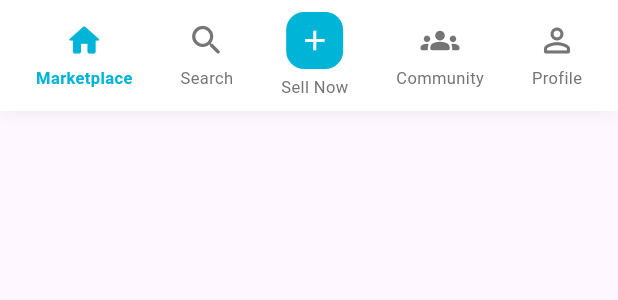
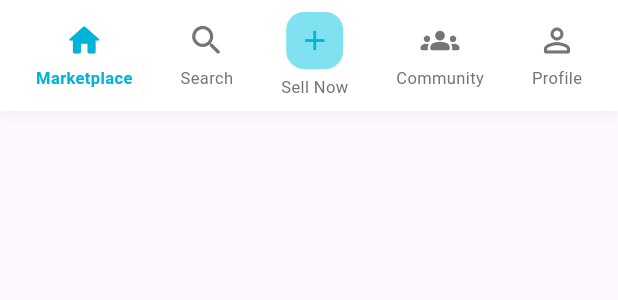
Before and after one commit to Hong-Layeang/NisitTrade-User, a Flutter app: the AppBottomNav widget shown alone on an empty page, opened directly, on a phone screen of 412 x 824 dp. Shown: the top 300 px of the screen. Run offline on Flutter 3.47's test engine with Material 3 defaults, Android fonts, the light colour scheme and no system bars; network calls fail.

Commit message:
modified the sell now button color when clicked

```diff
--- a/frontend/lib/ui/widgets/common/app_bottom_nav.dart
+++ b/frontend/lib/ui/widgets/common/app_bottom_nav.dart
@@ -99,6 +99,9 @@ class AppBottomNav extends StatelessWidget {
 
   Widget _buildCenterButton() {
     final isSelected = currentIndex == 2;
+    final activeColor = const Color(0xFF00B4D8);
+    final inactiveLabelColor = Colors.grey.shade600;
+    final inactiveBgColor = Color(0xFF80E2F1);
 
     return InkWell(
       onTap: () {
@@ -115,12 +118,12 @@ class AppBottomNav extends StatelessWidget {
             Container(
               padding: const EdgeInsets.all(8),
               decoration: BoxDecoration(
-                color: const Color(0xFF00B4D8),
+                color: isSelected ? activeColor : inactiveBgColor,
                 borderRadius: BorderRadius.circular(12),
               ),
-              child: const Icon(
+              child: Icon(
                 Icons.add,
-                color: Colors.white,
+                color: isSelected ? Colors.white : activeColor,
                 size: 22,
               ),
             ),
@@ -128,7 +131,7 @@ class AppBottomNav extends StatelessWidget {
             Text(
               'Sell Now',
               style: TextStyle(
-                color: Colors.grey.shade600,
+                color: isSelected ? activeColor : inactiveLabelColor,
                 fontSize: 11,
               ),
             ),
```
